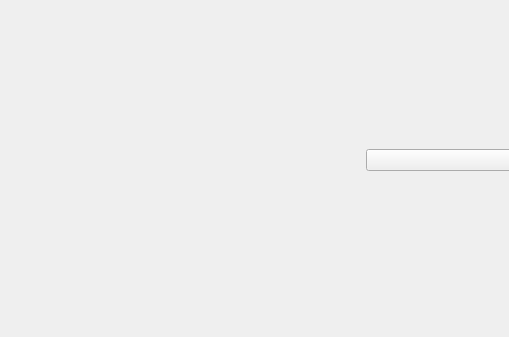
First picture: the form in src/AudioDeviceSelector.ui, repository S0li7aire/voiceTest, before the edit; both pictures show x 0 to 509 and y 196 to 533 of the 725 by 533 pixel window.
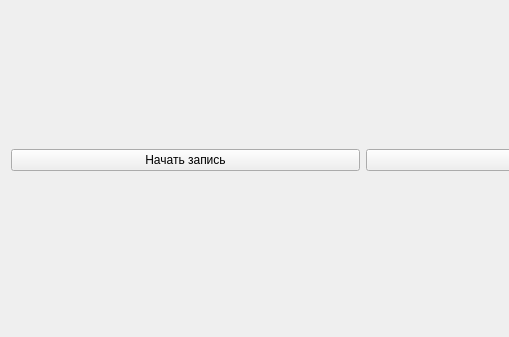
Second picture: the form after the edit.

Commit message: Audio by tone division

```diff
--- a/src/AudioDeviceSelector.ui
+++ b/src/AudioDeviceSelector.ui
@@ -27,6 +27,13 @@
    <item row="0" column="0" colspan="2">
     <widget class="QComboBox" name="cb_deviceList"/>
    </item>
+   <item row="2" column="0">
+    <widget class="QPushButton" name="pb_record">
+     <property name="text">
+      <string>Начать запись</string>
+     </property>
+    </widget>
+   </item>
   </layout>
  </widget>
  <resources/>
```
The commit also changes 8 other files.
